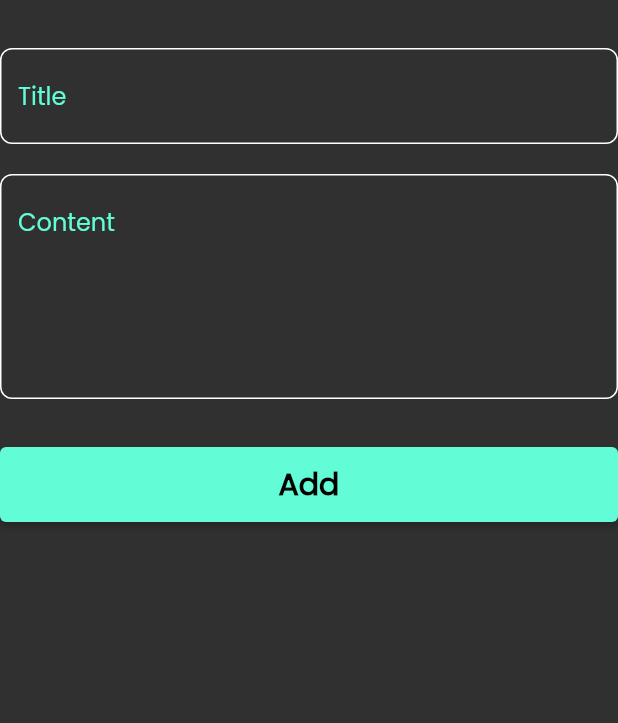
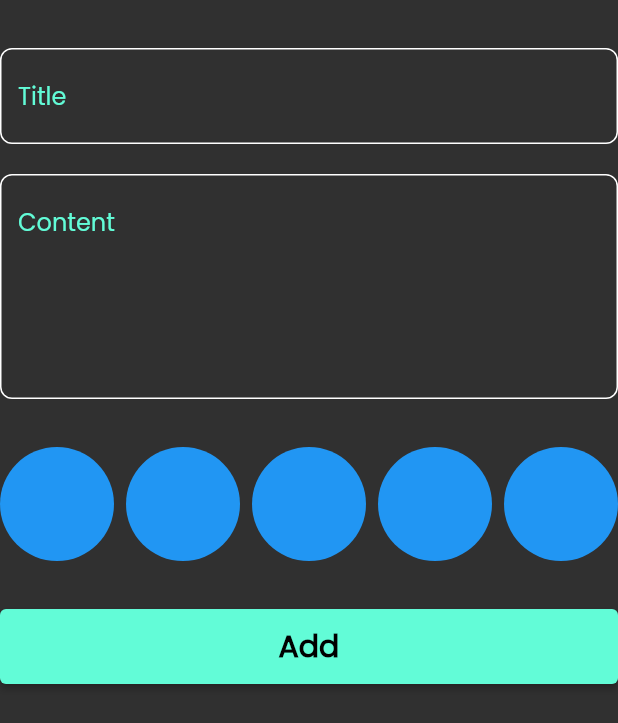
Before and after one commit to saeed-talaat/notes_app, a Flutter app: the AddNoteForm widget shown alone on an empty page, opened directly, on a phone screen of 412 x 824 dp. Shown: the top 723 px of the screen. Run offline on Flutter 3.47's test engine with Material 3 defaults, Android fonts, the phone set to English and light mode, and no system bars; our stand-ins replace bloc, flutter_bloc, font_awesome_flutter, hive, hive_flutter; accounts and stored records are empty.

```diff
--- a/lib/widgets/add_note_form.dart
+++ b/lib/widgets/add_note_form.dart
@@ -3,6 +3,7 @@
 import 'package:intl/intl.dart';
 import 'package:notes_pp/cubits/add_note_cubit/add_note_cubit.dart';
 import 'package:notes_pp/models/note_model.dart';
+import 'package:notes_pp/widgets/colors_list_view.dart';
 import 'package:notes_pp/widgets/custom_bottom.dart';
 import 'package:notes_pp/widgets/custom_text_field.dart';
 
@@ -43,6 +44,10 @@
           const SizedBox(
             height: 32,
           ),
+          ColorsListView(),
+          const SizedBox(
+            height: 32,
+          ),
           BlocBuilder<AddNoteCubit, AddNoteState>(
             builder: (context, state) {
               return CustomBottom(
@@ -51,7 +56,8 @@
                   if (formKey.currentState!.validate()) {
                     formKey.currentState!.save();
                     var currentDate = DateTime.now();
-                    var  formattedCurrentDate = DateFormat('dd-mm-yyyy').format(currentDate);
+                    var formattedCurrentDate =
+                        DateFormat('dd-mm-yyyy').format(currentDate);
                     NoteModel noteModel = NoteModel(
                         title: title!,
                         subTitle: subTitle!,
--- /dev/null
+++ b/lib/widgets/color_item.dart
@@ -0,0 +1,13 @@
+import 'package:flutter/material.dart';
+
+class ColorItem extends StatelessWidget {
+  const ColorItem({Key? key}) : super(key: key);
+
+  @override
+  Widget build(BuildContext context) {
+    return CircleAvatar(
+      radius: 38,
+      backgroundColor: Colors.blue,
+    );
+  }
+}
--- /dev/null
+++ b/lib/widgets/colors_list_view.dart
@@ -0,0 +1,24 @@
+import 'package:flutter/material.dart';
+import 'package:notes_pp/widgets/color_item.dart';
+
+class ColorsListView extends StatelessWidget {
+  const ColorsListView({Key? key}) : super(key: key);
+
+  @override
+  Widget build(BuildContext context) {
+    return SizedBox(
+      height: 38 * 2,
+      child: ListView.builder(
+        physics: BouncingScrollPhysics(),
+        scrollDirection: Axis.horizontal,
+        itemCount: 10,
+        itemBuilder: (context, index) {
+          return Padding(
+            padding: const EdgeInsets.only(right: 8),
+            child: ColorItem(),
+          );
+        },
+      ),
+    );
+  }
+}
```
